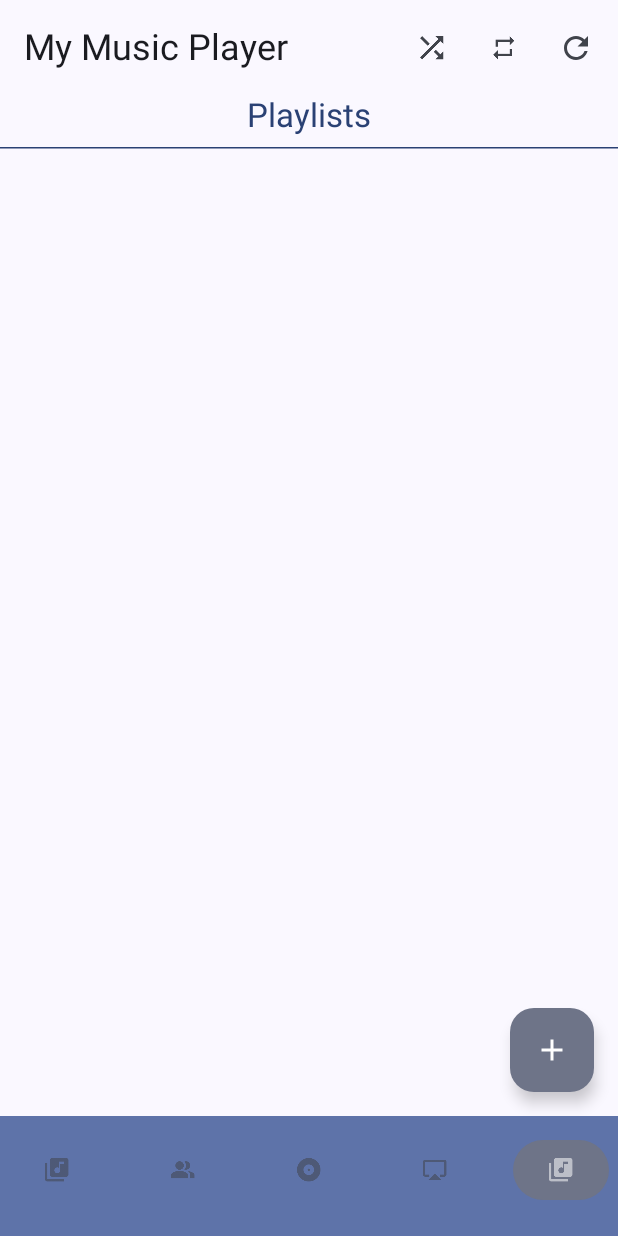
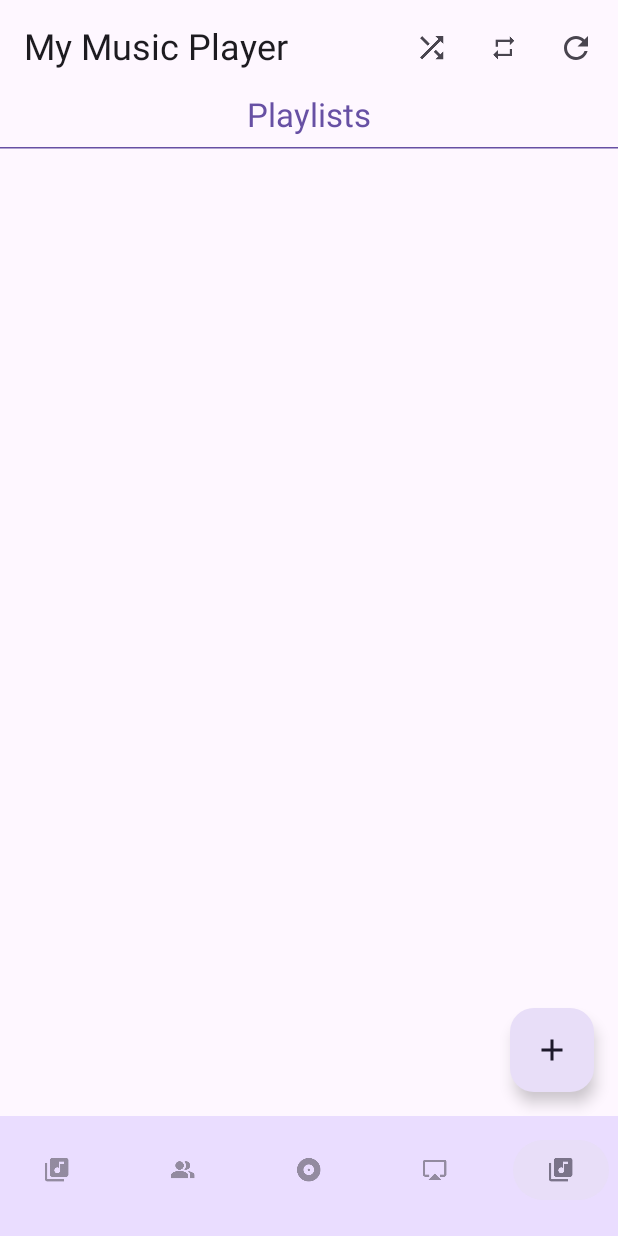
Before and after one commit to bdlepla/MyMusicPlayer, an Android app built with Jetpack Compose: the composable MainContent called with empty values, item 5 of the bottom bar chosen, on a phone screen of 412 x 824 dp. Run offline under Robolectric (Android 15) with nearby library versions, the phone set to English and light mode, and no system bars; 8 statements that could not run were skipped.

Commit message:
Compose Preview was not working when using the dynamicDark(Light)ColorScheme

```diff
--- a/app/src/main/java/com/bdlepla/android/mymusicplayer/ui/theme/Theme.kt
+++ b/app/src/main/java/com/bdlepla/android/mymusicplayer/ui/theme/Theme.kt
@@ -2,9 +2,10 @@ package com.bdlepla.android.mymusicplayer.ui.theme
 
 import android.os.Build
 import androidx.compose.foundation.isSystemInDarkTheme
-import androidx.compose.material3.*
+import androidx.compose.material3.MaterialTheme
+import androidx.compose.material3.darkColorScheme
+import androidx.compose.material3.lightColorScheme
 import androidx.compose.runtime.Composable
-import androidx.compose.ui.platform.LocalContext
 
 
 private val lightThemeColors = lightColorScheme(
@@ -73,8 +74,8 @@ fun MyMusicPlayerTheme(
     // Dynamic color is available on Android 12+
     val dynamicColor = Build.VERSION.SDK_INT >= Build.VERSION_CODES.S
     val colors = when {
-        dynamicColor && useDarkTheme -> dynamicDarkColorScheme(LocalContext.current)
-        dynamicColor && !useDarkTheme -> dynamicLightColorScheme(LocalContext.current)
+        dynamicColor && useDarkTheme -> darkColorScheme() //dynamicDarkColorScheme(LocalContext.current)
+        dynamicColor && !useDarkTheme -> lightColorScheme() //dynamicLightColorScheme(LocalContext.current)
         useDarkTheme -> darkThemeColors
         else -> lightThemeColors
     }
```
